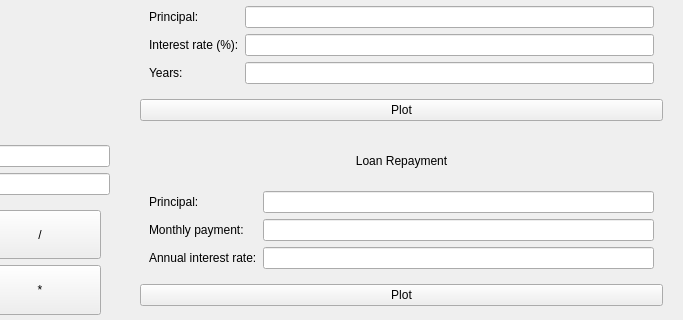
Old version of the form app/calculator.ui in the repository ebaustria/financial_calculator; both pictures show x 433 to 1116 and y 255 to 575 of the 1116 by 765 pixel window.
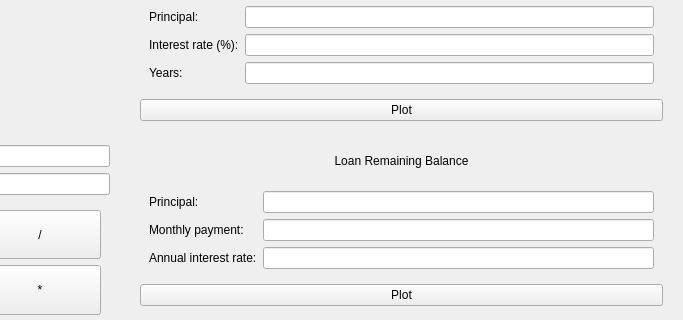
New version of the form. Custom widgets are drawn as their Qt base class.

Commit message: Add series animation, change label

What changed in the file:
```diff
--- a/app/calculator.ui
+++ b/app/calculator.ui
@@ -172,7 +172,7 @@
       <item>
        <widget class="QLabel" name="loanRepaymentTitle">
         <property name="text">
-         <string>Loan Repayment</string>
+         <string>Loan Remaining Balance</string>
         </property>
         <property name="alignment">
          <set>Qt::AlignmentFlag::AlignCenter</set>
```
The commit also changes 1 other file.
